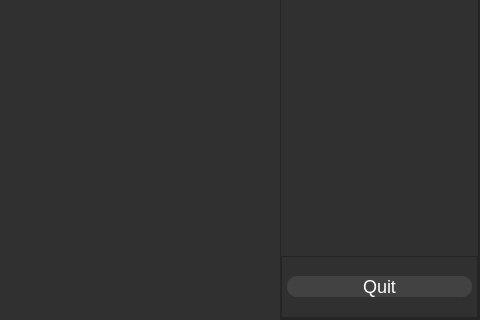
Above: mainwindow.ui from PyFlat-Studios-JR/Plant-The-Bomb before the change; both pictures show x 420 to 900 and y 180 to 500 of the 900 by 500 pixel window. Below: the same form after it.
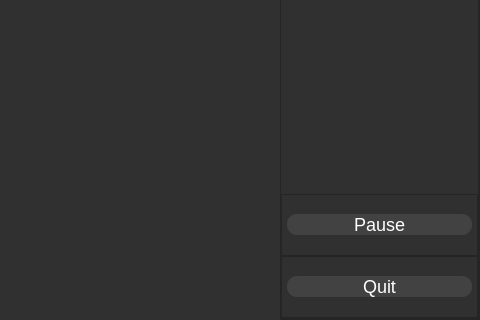
That is the form after the change. The open tabs and pages were chosen to show the change. Icons and pictures are not drawn. Custom widgets are drawn as their Qt base class.

Commit message: pause_button

Patch:
```diff
--- a/mainwindow.ui
+++ b/mainwindow.ui
@@ -110,7 +110,7 @@
 QTableView, QTableView::item{
     border: 0;
 }
-QPushButton#quit_button{
+QPushButton#quit_button, QPushButton#pause_button{
     background: #424242;
     border-radius: 10px;
 }
@@ -1576,10 +1576,34 @@
                </widget>
               </item>
               <item>
-               <widget class="QLabel" name="label_9">
-                <property name="text">
-                 <string/>
+               <widget class="QFrame" name="frame_3">
+                <property name="frameShape">
+                 <enum>QFrame::StyledPanel</enum>
                 </property>
+                <property name="frameShadow">
+                 <enum>QFrame::Raised</enum>
+                </property>
+                <layout class="QHBoxLayout" name="horizontalLayout_20">
+                 <property name="leftMargin">
+                  <number>5</number>
+                 </property>
+                 <property name="topMargin">
+                  <number>0</number>
+                 </property>
+                 <property name="rightMargin">
+                  <number>5</number>
+                 </property>
+                 <property name="bottomMargin">
+                  <number>0</number>
+                 </property>
+                 <item>
+                  <widget class="QPushButton" name="pause_button">
+                   <property name="text">
+                    <string>Pause</string>
+                   </property>
+                  </widget>
+                 </item>
+                </layout>
                </widget>
               </item>
               <item>
```
Left out of the diff: 8 changed lines with no effect on the pictures. The commit also changes 2 other files.
